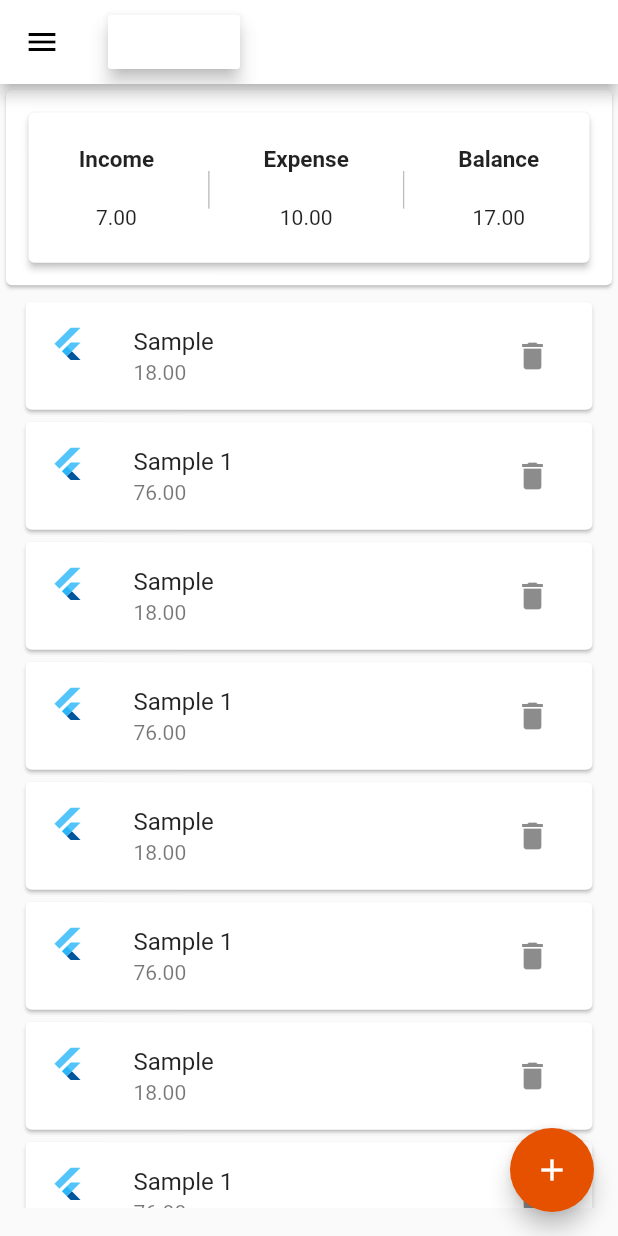
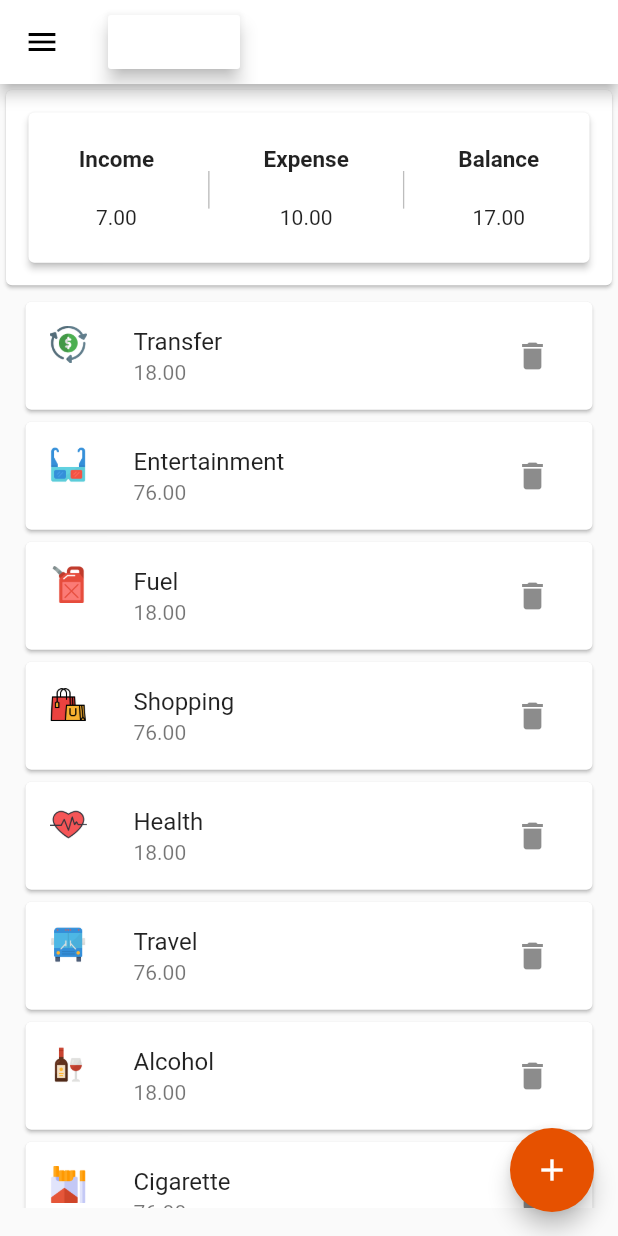
Before and after one commit to DevendraJ/xpenso, a Flutter app: the screen it shows after launch, on a phone screen of 412 x 824 dp. Run offline on Flutter 3.47's test engine with Material 2 defaults, Android fonts, the light colour scheme and no system bars; our stand-ins replace date_time_picker, month_picker_dialog.

Commit message:
Displayed category name, image in Transaction list.

```diff
--- a/lib/utility/data_store.dart
+++ b/lib/utility/data_store.dart
@@ -11,6 +11,7 @@ class DataStore {
       txDate: DateTime(2020, 10, 10),
       categoryType: CategoryType.expense,
       primaryAccountId: 1,
+      // categoryId: 1,
     ),
     Transaction(
       id: 1,
@@ -19,6 +20,7 @@ class DataStore {
       txDate: DateTime(2020, 10, 10),
       categoryType: CategoryType.expense,
       primaryAccountId: 1,
+      categoryId: 2,
     ),
     Transaction(
       id: 2,
@@ -27,6 +29,7 @@ class DataStore {
       txDate: DateTime(2020, 10, 10),
       categoryType: CategoryType.expense,
       primaryAccountId: 1,
+      categoryId: 3,
     ),
     Transaction(
         id: 3,
@@ -35,7 +38,7 @@ class DataStore {
         txDate: DateTime(2020, 10, 10),
         categoryType: CategoryType.expense,
         primaryAccountId: 1,
-    ),
+        categoryId: 4),
     Transaction(
       id: 4,
       description: "Sample",
@@ -43,6 +46,7 @@ class DataStore {
       txDate: DateTime(2020, 10, 10),
       categoryType: CategoryType.expense,
       primaryAccountId: 1,
+      categoryId: 5,
     ),
     Transaction(
       id: 5,
@@ -51,6 +55,7 @@ class DataStore {
       txDate: DateTime(2020, 10, 10),
       categoryType: CategoryType.expense,
       primaryAccountId: 1,
+      categoryId: 6,
     ),
     Transaction(
       id: 6,
@@ -59,6 +64,7 @@ class DataStore {
       txDate: DateTime(2020, 10, 10),
       categoryType: CategoryType.expense,
       primaryAccountId: 1,
+      categoryId: 7,
     ),
     Transaction(
       id: 7,
@@ -67,6 +73,7 @@ class DataStore {
       txDate: DateTime(2020, 10, 10),
       categoryType: CategoryType.expense,
       primaryAccountId: 1,
+      categoryId: 8,
     ),
     Transaction(
       id: 8,
@@ -75,6 +82,7 @@ class DataStore {
       txDate: DateTime(2020, 10, 10),
       categoryType: CategoryType.expense,
       primaryAccountId: 1,
+      categoryId: 9,
     ),
     Transaction(
       id: 9,
@@ -83,6 +91,7 @@ class DataStore {
       txDate: DateTime(2020, 10, 10),
       categoryType: CategoryType.expense,
       primaryAccountId: 1,
+      categoryId: 10,
     ),
     Transaction(
       id: 10,
@@ -91,6 +100,7 @@ class DataStore {
       txDate: DateTime(2020, 10, 10),
       categoryType: CategoryType.expense,
       primaryAccountId: 1,
+      categoryId: 11,
     ),
     Transaction(
       id: 11,
@@ -99,6 +109,7 @@ class DataStore {
       txDate: DateTime(2020, 10, 10),
       categoryType: CategoryType.expense,
       primaryAccountId: 1,
+      categoryId: 12,
     ),
   ];
 
@@ -166,6 +177,10 @@ class DataStore {
         .toList();
   }
 
+  static Category getCategory(int id) {
+    return _categories.singleWhere((category) => category.id == id);
+  }
+
   static var _accounts = <Account>[
     Account(title: 'Syndicate', currBalance: 1007.0, id: 0),
     Account(title: 'Axis', currBalance: 20.7, id: 1),
@@ -216,6 +231,8 @@ class DataStore {
         id: 22, name: 'Pocket Money', imagePath: 'assets/images/pocket.png'),
     AppImage(
         id: 23, name: 'Commission', imagePath: 'assets/images/commission.png'),
+
+    AppImage(id: 24, name: 'Transfer', imagePath: 'assets/images/transfer.png'),
   ];
 
   static AppImage getAppImage(int id) {
@@ -225,6 +242,10 @@ class DataStore {
       print('image with id:$id not found');
       return _images.first;
     }
+  }
+
+  static AppImage get defaultAppImage {
+    return _images.singleWhere((image) => 'Transfer' == image.name);
   }
 }
 
--- a/lib/widgets/transaction_list.dart
+++ b/lib/widgets/transaction_list.dart
@@ -14,11 +14,27 @@ class TransactionList extends StatelessWidget {
       child: ListView(
         children: [
           ...txList.map((tx) {
+            var categoryId = tx.categoryId;
+            var categoryName;
+            var image;
+
+            if (categoryId != null) {
+              var category = DataStore.getCategory(tx.categoryId);
+              image = DataStore.getAppImage(category.imageId);
+              categoryName = category.title;
+            } else {
+              image = DataStore.defaultAppImage;
+              categoryName = 'Transfer';
+            }
+
             return Card(
               child: ListTile(
-                title: Text(tx.description),
+                title: Text(categoryName),
                 subtitle: Text(tx.amount.toStringAsFixed(2)),
-                leading: FlutterLogo(),
+                leading: Image.asset(
+                  image.imagePath,
+                  height: 25,
+                ),
                 trailing: IconButton(
                   icon: Icon(Icons.delete),
                   onPressed: () {
--- a/pubspec.yaml
+++ b/pubspec.yaml
@@ -72,6 +72,7 @@ flutter:
     - assets/images/bonus.png
     - assets/images/pocket.png
     - assets/images/commission.png
+    - assets/images/transfer.png
   #   - images/a_dot_ham.jpeg
 
   # An image asset can refer to one or more resolution-specific "variants", see
```
Also changed, not shown: assets/images/transfer.png (added). Lines whose indentation alone changed are shown as unchanged.
